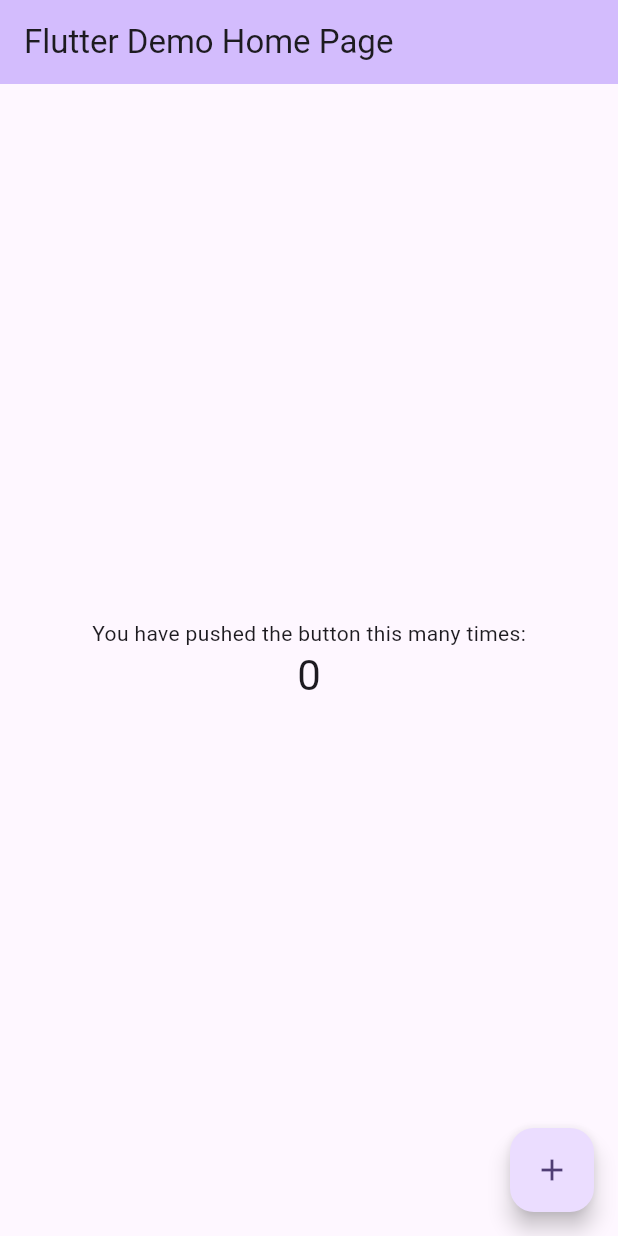
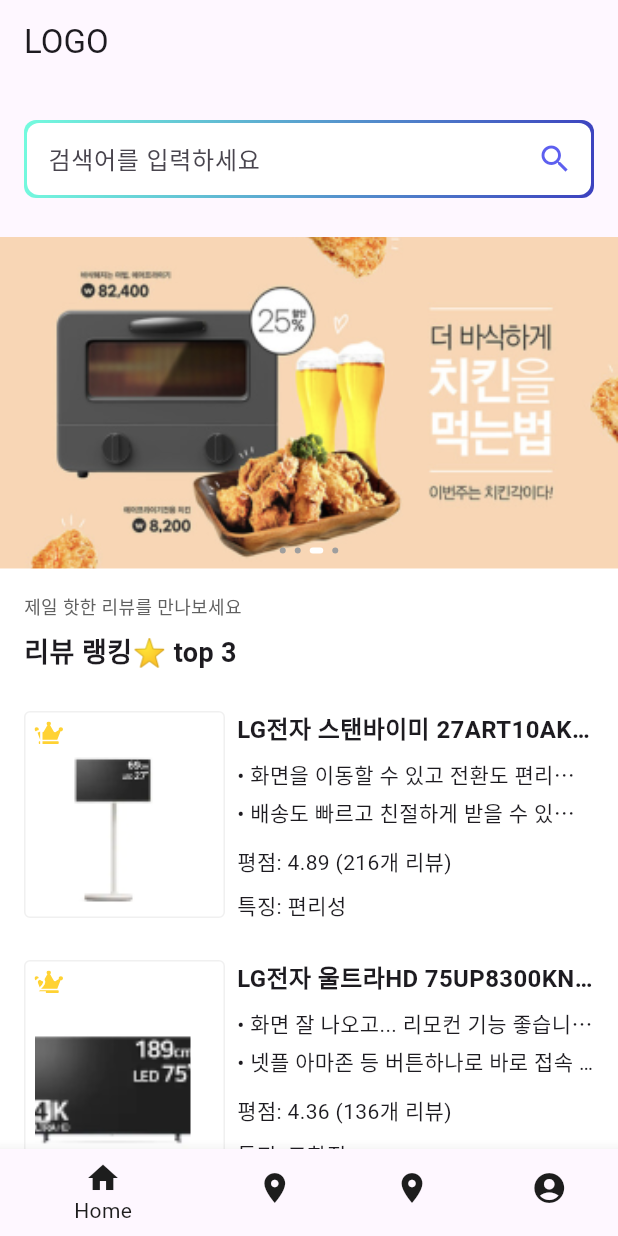
Before and after one commit to IzraelAA/hyperhire_mobile, a Flutter app: the screen it shows after launch, on a phone screen of 412 x 824 dp. Run offline on Flutter 3.47's test engine with Material 3 defaults, Android fonts, the phone set to English and light mode, and no system bars; our stand-ins replace flutter_svg, google_fonts.

Commit message:
feat(dashboard): init dashboard screen

```diff
--- /dev/null
+++ b/lib/features/dashboard/presentation/pages/dashboard_page.dart
@@ -0,0 +1,69 @@
+import 'package:flutter/material.dart';
+import 'package:hyperhire/features/dashboard/presentation/pages/home_page.dart';
+import 'package:hyperhire/utils/app_color.dart';
+
+class DashboardPage extends StatefulWidget {
+  const DashboardPage({super.key});
+
+  @override
+  State<DashboardPage> createState() => _DashboardPageState();
+}
+
+class _DashboardPageState extends State<DashboardPage> {
+  int _selectedIndex = 0;
+
+  static final List<Widget> _widgetOptions = <Widget>[
+    const HomePage(),
+    Container(),
+    Container(),
+    Container(),
+  ];
+
+  void _onItemTapped(int index) {
+    setState(() {
+      _selectedIndex = index;
+    });
+  }
+
+  @override
+  Widget build(BuildContext context) {
+    return Scaffold(
+      body: _widgetOptions.elementAt(_selectedIndex),
+      bottomNavigationBar: BottomNavigationBar(
+        items: <BottomNavigationBarItem>[
+          BottomNavigationBarItem(
+            icon: Icon(
+              Icons.home,
+              color: AppColor.black,
+            ),
+            label: 'Home',
+          ),
+          BottomNavigationBarItem(
+            icon: Icon(
+              Icons.place,
+              color: AppColor.black,
+            ),
+            label: 'My Trip',
+          ),
+          BottomNavigationBarItem(
+            icon: Icon(
+              Icons.place,
+              color: AppColor.black,
+            ),
+            label: 'My Trip',
+          ),
+          BottomNavigationBarItem(
+            icon: Icon(
+              Icons.account_circle_sharp,
+              color: AppColor.black,
+            ),
+            label: 'My Profile',
+          ),
+        ],
+        currentIndex: _selectedIndex,
+        selectedItemColor: AppColor.black,
+        onTap: _onItemTapped,
+      ),
+    );
+  }
+}
--- /dev/null
+++ b/lib/features/dashboard/presentation/pages/home_page.dart
@@ -0,0 +1,63 @@
+import 'package:flutter/material.dart';
+import 'package:hyperhire/features/dashboard/presentation/widgets/animated_banner.dart';
+import 'package:hyperhire/features/dashboard/presentation/widgets/top_three_products.dart';
+import 'package:hyperhire/utils/app_color.dart';
+
+class HomePage extends StatelessWidget {
+  const HomePage({super.key});
+
+  @override
+  Widget build(BuildContext context) {
+    return Scaffold(
+      appBar: AppBar(
+        title: const Text('LOGO'),
+      ),
+      body: ListView(
+        children: [
+          search(),
+          const SizedBox(
+            height: 2,
+          ),
+          const AnimatedBanner(),
+          const TopThreeProducts()
+        ],
+      ),
+    );
+  }
+
+  Widget search() {
+    return Container(
+      margin: const EdgeInsets.symmetric(
+        vertical: 24,
+        horizontal: 16,
+      ),
+      padding: const EdgeInsets.all(2),
+      decoration: BoxDecoration(
+        borderRadius: BorderRadius.circular(8.0),
+        gradient: const LinearGradient(
+          colors: [Color(0xFF3C41BF), Color(0xFF74FBDE)],
+          begin: Alignment.bottomRight,
+          end: Alignment.topLeft,
+        ),
+      ),
+      child: TextField(
+        decoration: InputDecoration(
+          hintText: '검색어를 입력하세요',
+          suffixIcon:  Icon(
+            Icons.search,
+            color: AppColor.iris100,
+          ),
+          border: OutlineInputBorder(
+            borderRadius: BorderRadius.circular(8.0),
+            borderSide: BorderSide.none,
+          ),
+          filled: true,
+          fillColor: Colors.white,
+          contentPadding: const EdgeInsets.only(left: 10),
+
+        ),
+        onChanged: (query) {},
+      ),
+    );
+  }
+}
--- /dev/null
+++ b/lib/features/dashboard/presentation/widgets/animated_banner.dart
@@ -0,0 +1,97 @@
+import 'package:flutter/material.dart';
+
+class AnimatedBanner extends StatefulWidget {
+  const AnimatedBanner({super.key});
+
+  @override
+  AnimatedBannerState createState() => AnimatedBannerState();
+}
+
+class AnimatedBannerState extends State<AnimatedBanner> {
+  final PageController _pageController = PageController();
+  int _currentPage = 0;
+
+  @override
+  void initState() {
+    super.initState();
+    // Automatically switch pages every 3 seconds
+    Future.delayed(Duration(seconds: 3)).then((_) {
+      _switchPage();
+    });
+  }
+
+  void _switchPage() {
+    if (_pageController.hasClients) {
+      _currentPage = (_currentPage + 1) % 4;
+      _pageController.animateToPage(
+        _currentPage,
+        duration: const Duration(milliseconds: 300),
+        curve: Curves.easeInOut,
+      );
+      Future.delayed(Duration(seconds: 3)).then((_) {
+        _switchPage();
+      });
+    }
+  }
+
+  @override
+  void dispose() {
+    _pageController.dispose();
+    super.dispose();
+  }
+
+  @override
+  Widget build(BuildContext context) {
+    return Stack(
+      alignment: Alignment.bottomCenter,
+      children: [
+        Container(
+          height: 221,
+          child: PageView(
+            controller: _pageController,
+            onPageChanged: (int page) {
+              setState(() {
+                _currentPage = page;
+              });
+            },
+            children: [
+              Image.asset(
+                'assets/images/ads_1.png',
+                fit: BoxFit.fitWidth,
+              ),
+              Image.asset(
+                'assets/images/ads_2.png',
+                fit: BoxFit.fitWidth,
+              ),
+              Image.asset(
+                'assets/images/ads_3.png',
+                fit: BoxFit.fitWidth,
+              ),
+              Image.asset(
+                'assets/images/ads_4.png',
+                fit: BoxFit.fitWidth,
+              ),
+            ],
+          ),
+        ),
+        Positioned(
+          bottom: 10,
+          child: Row(
+            mainAxisAlignment: MainAxisAlignment.center,
+            children: List.generate(4, (index) {
+              return Container(
+                width: _currentPage == index ? 9 : 4,
+                height: 4,
+                margin: const EdgeInsets.symmetric(horizontal: 3),
+                decoration: BoxDecoration(
+                  borderRadius: BorderRadius.circular(100),
+                  color: _currentPage == index ? Colors.white : Colors.grey,
+                ),
+              );
+            }),
+          ),
+        ),
+      ],
+    );
+  }
+}
--- /dev/null
+++ b/lib/features/dashboard/presentation/widgets/top_three_products.dart
@@ -0,0 +1,177 @@
+import 'package:flutter/material.dart';
+import 'package:flutter_svg/flutter_svg.dart';
+import 'package:hyperhire/utils/app_color.dart';
+
+class TopThreeProducts extends StatelessWidget {
+  const TopThreeProducts({super.key});
+
+  @override
+  Widget build(BuildContext context) {
+    return Container(
+      color: Colors.white,
+      padding: const EdgeInsets.all(16.0),
+      child: Column(
+        crossAxisAlignment: CrossAxisAlignment.start,
+        children: [
+          const Text(
+            "제일 핫한 리뷰를 만나보세요",
+            style: TextStyle(
+              fontSize: 12,
+              fontWeight: FontWeight.w400,
+              color: Color(0xff616161),
+            ),
+          ),
+          const SizedBox(height: 8),
+          const Text(
+            '리뷰️ 랭킹⭐ top 3',
+            style: TextStyle(fontSize: 18, fontWeight: FontWeight.bold),
+          ),
+          const SizedBox(height: 26),
+          productCard(
+            number: 1,
+            name: 'LG전자 스탠바이미 27ART10AKPL (스탠드)',
+            review: [
+              '화면을 이동할 수 있고 전환도 편리하다는 점이 제일 마음에 들었어요.',
+              '배송도 빠르고 친절하게 받을 수 있어서 좋았습니다.',
+              '스탠바이미는 사랑입니다!️'
+            ],
+            rating: 4.89,
+            reviewsCount: 216,
+            feature: '편리성',
+            image: 'assets/images/product_1.png',
+          ),
+          const SizedBox(height: 26),
+          productCard(
+            number: 2,
+            name: 'LG전자 울트라HD 75UP8300KNA (스탠드)',
+            review: [
+              '화면 잘 나오고... 리모컨 기능 좋습니다.',
+              '넷플 아마존 등 버튼하나로 바로 접속 되고',
+              '디스플레이는 액정문제 없어보이고',
+              '소리는 살짝 약간 감이 있으나 ^^; 시끄러울까봐',
+              '그냥 블루투스 헤드폰 구매 예정이라',
+              '문제는 없네요. 아주 만족입니다!!'
+            ],
+            rating: 4.36,
+            reviewsCount: 136,
+            feature: '고화질',
+            image: 'assets/images/product_2.png',
+          ),
+          const SizedBox(height: 26),
+          productCard(
+            number: 3,
+            name: '라익미 스마트 DS4001L NETRANGE (스탠드)',
+            review: [
+              '반응속도 및 화질이나 여러면에서도 부족함을 느끼기에는 커녕',
+              '이정도에 이 정도 성능이면 차고 넘칠만 합니다.',
+              '중소기업TV 라익미 제품을 사용해보았는데',
+              '뛰어난 가성비와 더불어',
+              'OTT 서비스에 오픈 브라우저 까지 너무 마음에 들게끔',
+              '기능들을 사용 가능했고'
+            ],
+            rating: 3.98,
+            reviewsCount: 98,
+            feature: '가성비',
+            image: 'assets/images/product_3.png',
+          ),
+        ],
+      ),
+    );
+  }
+
+  Widget productCard({
+    required int number,
+    required String name,
+    required List<String> review,
+    required double rating,
+    required int reviewsCount,
+    required String feature,
+    required String image,
+  }) {
+    return Row(
+      crossAxisAlignment: CrossAxisAlignment.start,
+      children: [
+        Container(
+          padding: EdgeInsets.all(6),
+          decoration: BoxDecoration(
+            border: Border.all(color: AppColor.liteGray),
+            borderRadius: BorderRadius.circular(4)
+          ),
+          child: Column(
+            crossAxisAlignment: CrossAxisAlignment.start,
+            children: [
+              Stack(
+                children: [
+                  SvgPicture.asset("assets/svg/crown.svg"),
+                  Center(
+                      child: Text(
+                    number.toString(),
+                    style: const TextStyle(color: Colors.white),
+                  ))
+                ],
+              ),
+              Container(
+                width: 104,
+                height: 104,
+                margin: const EdgeInsets.only(right: 16.0),
+                child: ClipRRect(
+                  borderRadius: BorderRadius.circular(8.0),
+                  child: Image.asset(
+                    image,
+                    fit: BoxFit.cover,
+                  ),
+                ),
+              ),
+            ],
+          ),
+        ),
+        const SizedBox(
+          width: 8,
+        ),
+        Expanded(
+          child: Column(
+            crossAxisAlignment: CrossAxisAlignment.start,
+            children: [
+              Text(
+                name,
+                overflow: TextOverflow.ellipsis,
+                style: const TextStyle(
+                  fontSize: 16,
+                  fontWeight: FontWeight.bold,
+                ),
+              ),
+              const SizedBox(height: 8),
+              Column(
+                crossAxisAlignment: CrossAxisAlignment.start,
+                children: review
+                    .take(2)
+                    .map((line) => Column(
+                          crossAxisAlignment: CrossAxisAlignment.start,
+                          children: [
+                            Text(
+                              "• ${line.trimRight()}",
+                              overflow: TextOverflow.ellipsis,
+                              style: const TextStyle(fontSize: 14),
+                            ),
+                            const SizedBox(height: 4),
+                          ],
+                        ))
+                    .toList(),
+              ),
+              const SizedBox(height: 8),
+              Text(
+                '평점: $rating ($reviewsCount개 리뷰)',
+                style: const TextStyle(fontSize: 14),
+              ),
+              const SizedBox(height: 8),
+              Text(
+                '특징: $feature',
+                style: const TextStyle(fontSize: 14),
+              ),
+            ],
+          ),
+        ),
+      ],
+    );
+  }
+}
--- a/lib/main.dart
+++ b/lib/main.dart
@@ -1,125 +1,21 @@
 import 'package:flutter/material.dart';
-
+import 'package:hyperhire/features/dashboard/presentation/pages/dashboard_page.dart';
+import 'package:hyperhire/features/dashboard/presentation/pages/home_page.dart';
 void main() {
   runApp(const MyApp());
 }
 
 class MyApp extends StatelessWidget {
   const MyApp({super.key});
-
-  // This widget is the root of your application.
   @override
   Widget build(BuildContext context) {
     return MaterialApp(
-      title: 'Flutter Demo',
+      title: 'Hyperhire',
       theme: ThemeData(
-        // This is the theme of your application.
-        //
-        // TRY THIS: Try running your application with "flutter run". You'll see
-        // the application has a purple toolbar. Then, without quitting the app,
-        // try changing the seedColor in the colorScheme below to Colors.green
-        // and then invoke "hot reload" (save your changes or press the "hot
-        // reload" button in a Flutter-supported IDE, or press "r" if you used
-        // the command line to start the app).
-        //
-        // Notice that the counter didn't reset back to zero; the application
-        // state is not lost during the reload. To reset the state, use hot
-        // restart instead.
-        //
-        // This works for code too, not just values: Most code changes can be
-        // tested with just a hot reload.
         colorScheme: ColorScheme.fromSeed(seedColor: Colors.deepPurple),
         useMaterial3: true,
       ),
-      home: const MyHomePage(title: 'Flutter Demo Home Page'),
+      home: const DashboardPage(),
     );
   }
 }
-
-class MyHomePage extends StatefulWidget {
-  const MyHomePage({super.key, required this.title});
-
-  // This widget is the home page of your application. It is stateful, meaning
-  // that it has a State object (defined below) that contains fields that affect
-  // how it looks.
-
-  // This class is the configuration for the state. It holds the values (in this
-  // case the title) provided by the parent (in this case the App widget) and
-  // used by the build method of the State. Fields in a Widget subclass are
-  // always marked "final".
-
-  final String title;
-
-  @override
-  State<MyHomePage> createState() => _MyHomePageState();
-}
-
-class _MyHomePageState extends State<MyHomePage> {
-  int _counter = 0;
-
-  void _incrementCounter() {
-    setState(() {
-      // This call to setState tells the Flutter framework that something has
-      // changed in this State, which causes it to rerun the build method below
-      // so that the display can reflect the updated values. If we changed
-      // _counter without calling setState(), then the build method would not be
-      // called again, and so nothing would appear to happen.
-      _counter++;
-    });
-  }
-
-  @override
-  Widget build(BuildContext context) {
-    // This method is rerun every time setState is called, for instance as done
-    // by the _incrementCounter method above.
-    //
-    // The Flutter framework has been optimized to make rerunning build methods
-    // fast, so that you can just rebuild anything that needs updating rather
-    // than having to individually change instances of widgets.
-    return Scaffold(
-      appBar: AppBar(
-        // TRY THIS: Try changing the color here to a specific color (to
-        // Colors.amber, perhaps?) and trigger a hot reload to see the AppBar
-        // change color while the other colors stay the same.
-        backgroundColor: Theme.of(context).colorScheme.inversePrimary,
-        // Here we take the value from the MyHomePage object that was created by
-        // the App.build method, and use it to set our appbar title.
-        title: Text(widget.title),
-      ),
-      body: Center(
-        // Center is a layout widget. It takes a single child and positions it
-        // in the middle of the parent.
-        child: Column(
-          // Column is also a layout widget. It takes a list of children and
-          // arranges them vertically. By default, it sizes itself to fit its
-          // children horizontally, and tries to be as tall as its parent.
-          //
-          // Column has various properties to control how it sizes itself and
-          // how it positions its children. Here we use mainAxisAlignment to
-          // center the children vertically; the main axis here is the vertical
-          // axis because Columns are vertical (the cross axis would be
-          // horizontal).
-          //
-          // TRY THIS: Invoke "debug painting" (choose the "Toggle Debug Paint"
-          // action in the IDE, or press "p" in the console), to see the
-          // wireframe for each widget.
-          mainAxisAlignment: MainAxisAlignment.center,
-          children: <Widget>[
-            const Text(
-              'You have pushed the button this many times:',
-            ),
-            Text(
-              '$_counter',
-              style: Theme.of(context).textTheme.headlineMedium,
-            ),
-          ],
-        ),
-      ),
-      floatingActionButton: FloatingActionButton(
-        onPressed: _incrementCounter,
-        tooltip: 'Increment',
-        child: const Icon(Icons.add),
-      ), // This trailing comma makes auto-formatting nicer for build methods.
-    );
-  }
-}
```
Also changed, not shown: 4 other files.
